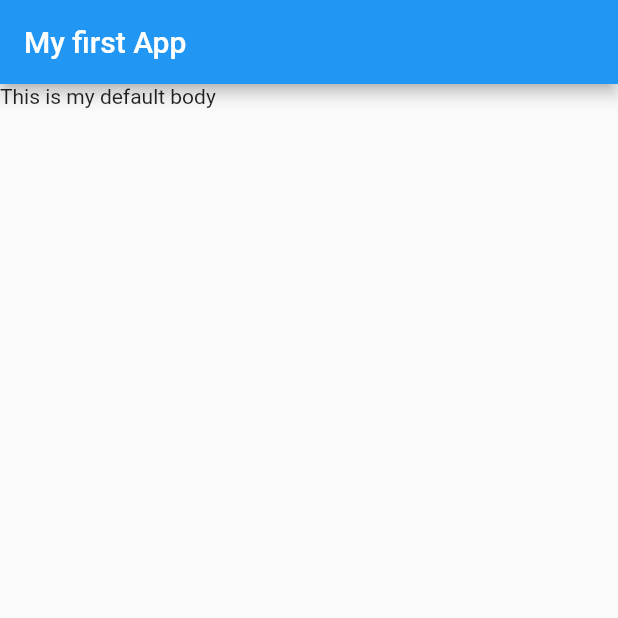
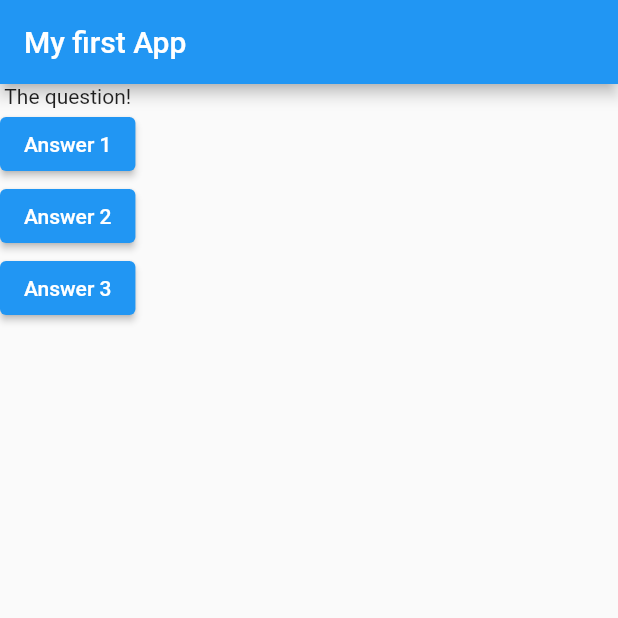
Before and after one commit to mgiuseppe/flutter-quiz-app, a Flutter app: the screen it shows after launch, on a phone screen of 412 x 824 dp, the top half of it. Run offline on Flutter 3.47's test engine with Material 2 defaults, Android fonts, the phone set to English and light mode, and no system bars.

Commit message:
aggiunti bottoni

```diff
--- a/lib/main.dart
+++ b/lib/main.dart
@@ -1,20 +1,39 @@
 import 'package:flutter/material.dart';
 
-void main() => runApp(const MyApp());
+void main() => runApp(MyApp());
 
 class MyApp extends StatelessWidget {
-  // constructor
-  const MyApp({Key? key}) : super(key: key);
+  var questions = [
+    'What\'s your favorite color?',
+    'What\'s your favorite animal?'
+  ];
+
+  MyApp({Key? key}) : super(key: key);
 
   @override
   Widget build(BuildContext context) {
     return MaterialApp(
-      title: 'Flutter Demo',
-      theme: ThemeData(primarySwatch: Colors.blue),
-      // home is the widget for the default route of the app ([Navigator.defaultRouteName], which is / ).
-      home: Scaffold(
-          appBar: AppBar(title: const Text('My first App')),
-          body: const Text('This is my default body')),
-    );
+        title: 'Flutter Demo',
+        theme: ThemeData(primarySwatch: Colors.blue),
+        // home is the widget for the default route of the app ([Navigator.defaultRouteName], which is / ).
+        home: Scaffold(
+            appBar: AppBar(title: const Text('My first App')),
+            body: Column(
+              children: [
+                const Text('The question!'),
+                ElevatedButton(
+                    child: const Text('Answer 1'), onPressed: onPressed),
+                ElevatedButton(
+                    child: const Text('Answer 2'),
+                    onPressed: () {
+                      print('Answer 2 chosen!');
+                    }),
+                ElevatedButton(
+                    child: const Text('Answer 3'),
+                    onPressed: () => print('Answer 3 chsoen!')),
+              ],
+            )));
   }
+
+  onPressed() => print('Answer chosen!');
 }
```
